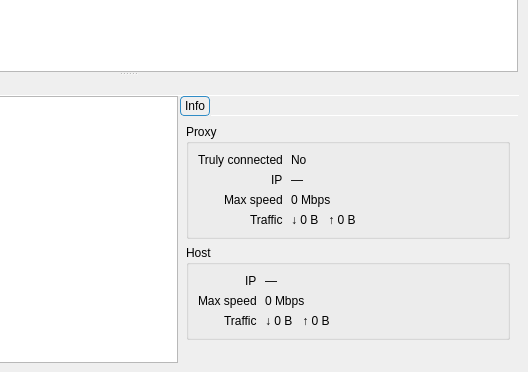
This is include/ui/mainwindow.ui in mipselqq/waterdisco as Qt 5 draws it before an edit; both pictures show x 272 to 800 and y 228 to 600 of the 800 by 600 pixel window. The edited form follows.
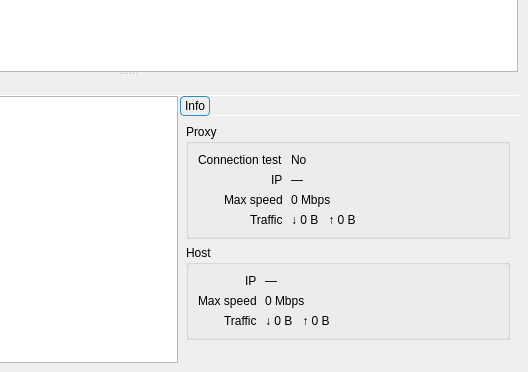
This is the edited form. Icons and pictures are not drawn. Custom widgets are drawn as their Qt base class.

Commit message: fix(ui): apply profile controls across all groups

```diff
--- a/include/ui/mainwindow.ui
+++ b/include/ui/mainwindow.ui
@@ -619,7 +619,7 @@
                  <layout class="QFormLayout" name="proxyInfoForm">
                   <property name="horizontalSpacing"><number>8</number></property>
                   <property name="labelAlignment"><set>Qt::AlignRight|Qt::AlignVCenter</set></property>
-                  <item row="0" column="0"><widget class="QLabel" name="proxyConnectedTitle"><property name="text"><string>Truly connected</string></property></widget></item>
+                  <item row="0" column="0"><widget class="QLabel" name="proxyConnectedTitle"><property name="text"><string>Connection test</string></property></widget></item>
                   <item row="0" column="1"><widget class="QLabel" name="proxy_connected_value"><property name="text"><string>No</string></property></widget></item>
                   <item row="1" column="0"><widget class="QLabel" name="proxyIpTitle"><property name="text"><string>IP</string></property></widget></item>
                   <item row="1" column="1"><widget class="QLabel" name="proxy_ip_value"><property name="text"><string>—</string></property></widget></item>
```
Left out of the diff: 2 changed lines with no effect on the pictures. The commit also changes 5 other files.
